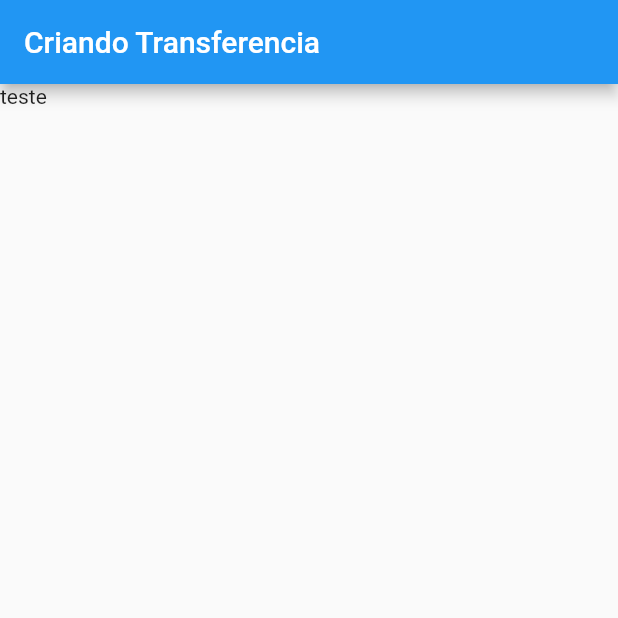
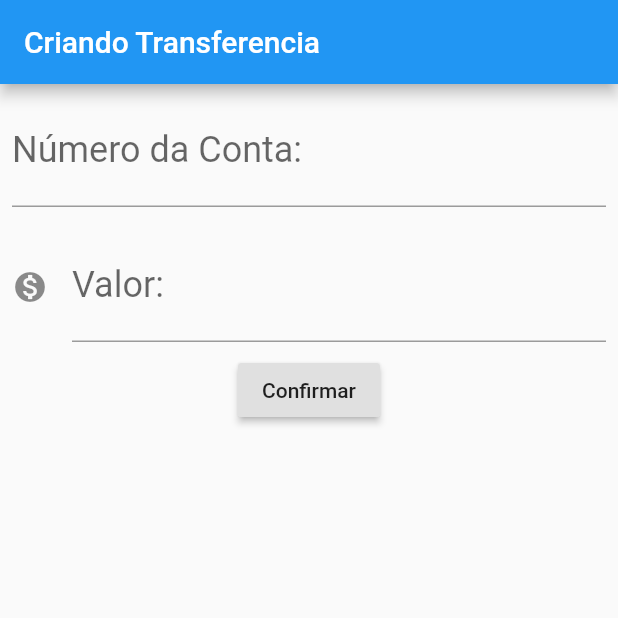
Before and after one commit to PriscyllaT/flutter_playground, a Flutter app: the screen it shows after launch, on a phone screen of 412 x 824 dp, the top half of it. Run offline on Flutter 3.47's test engine with Material 2 defaults, Android fonts, the phone set to English and light mode, and no system bars.

```diff
--- a/lib/main.dart
+++ b/lib/main.dart
@@ -1,7 +1,10 @@
 import 'package:flutter/material.dart';
-import 'package:flutter_financas/models/Transferencia.dart';
+import 'package:flutter_financas/models/transferencia.dart';
 
 void main() => runApp(BancoApp());
+
+final TextEditingController _controladorConta = TextEditingController();
+final TextEditingController _controladorValor = TextEditingController();
 
 class BancoApp extends StatelessWidget {
   @override
@@ -19,43 +22,44 @@ class FormularioTransferencia extends StatelessWidget {
   Widget build(BuildContext context) {
     return Scaffold(
       appBar: AppBar(title: Text("Criando Transferencia"),),
-      body: Text("teste"),
+      body: Column(
+        children: <Widget>[
+          Padding(
+            padding: const EdgeInsets.all(8.0),
+            child: TextField(
+              controller: _controladorConta,
+              style: TextStyle(
+                fontSize: 24.0,
+              ),
+              decoration: InputDecoration(
+                labelText: "Número da Conta:",
+                hintText: "0000"
+              ),
+              keyboardType: TextInputType.number,
+            ),
+          ),Padding(
+            padding: const EdgeInsets.all(8.0),
+            child: TextField(
+              controller: _controladorValor,
+              style: TextStyle(
+                fontSize: 24.0,
+              ),
+              decoration: InputDecoration(
+                icon: Icon(Icons.monetization_on),
+                labelText: "Valor:",
+                hintText: "00.00"
+              ),
+              keyboardType: TextInputType.number,
+            ),
+          ),
+          RaisedButton(
+            child: Text("Confirmar"),
+            onPressed: (){
+              debugPrint("Confirmar");
+            },
+          )
+        ],
+      )
     );
   }
 }
-
-class ListaTransferencia extends StatelessWidget{
-  @override
-  Widget build(BuildContext context) {
-    return Scaffold(
-      appBar: AppBar(title:Text('Transferencias'),),
-      body: Column(
-        children: <Widget>[
-              ItemTransferencia(Transferencia(100.00, 2324)),
-              ItemTransferencia(Transferencia(231.00, 123123)),
-              ItemTransferencia(Transferencia(400.00, 23123)),
-        ],
-      ),
-      floatingActionButton: FloatingActionButton(
-        child: Icon(Icons.add),
-      ),
-    );
-  }
-}
-
-class ItemTransferencia extends StatelessWidget{
- final Transferencia _transferencia;
-
-  ItemTransferencia(this._transferencia);
-
-  @override
-  Widget build(BuildContext context) {
-    return Card(
-      child: ListTile(
-        leading: Icon(Icons.monetization_on),
-        title: Text(_transferencia.valor.toString()),
-        subtitle: Text(_transferencia.conta.toString()),
-      ),
-    );
-  }
-}
--- a/lib/models/Transferencia.dart
+++ b/lib/models/transferencia.dart
@@ -4,4 +4,9 @@ class Transferencia {
   final int conta;
 
   Transferencia(this.valor, this.conta);
+
+  @override
+  String toString() {
+    return 'Transferencia{valor: $valor, numeroConta: $conta}';
+  }
 }
```
Also changed, not shown: lib/screens/lista.dart (added, +48 -0 lines).
